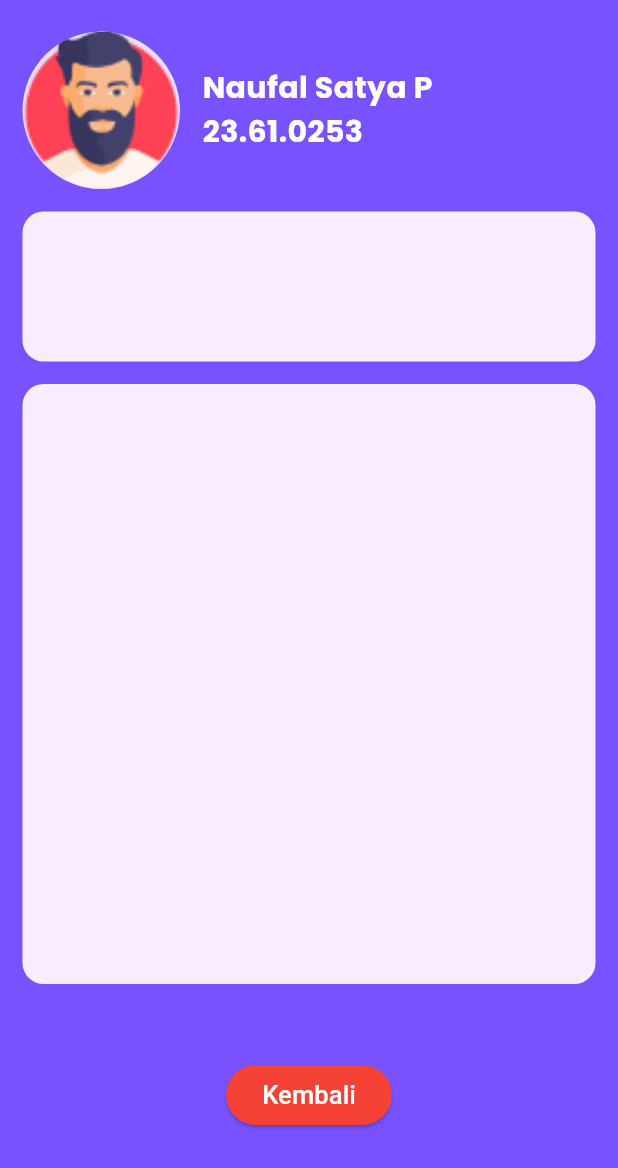
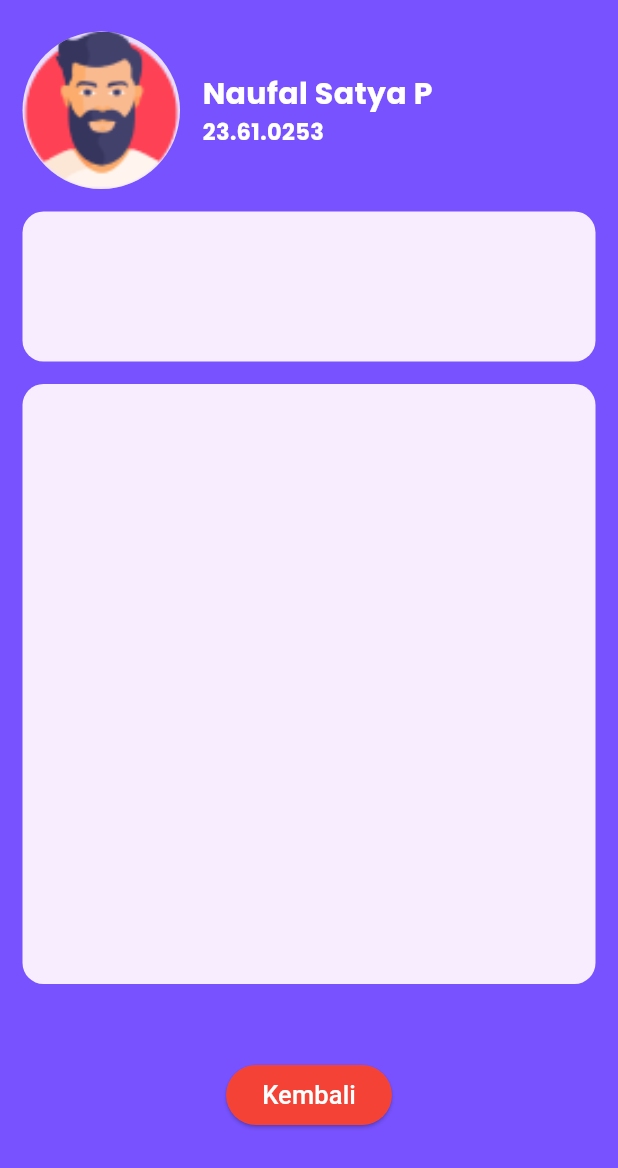
Before and after one commit to NFLSTY/LibraryPlus, a Flutter app: the UserData screen opened directly, on a phone screen of 412 x 824 dp. Shown: the top 1168 px of the screen. Run offline on Flutter 3.47's test engine with Material 3 defaults, Android fonts, the phone set to English and light mode, and no system bars; our stand-ins replace google_fonts.

Commit message:
fix text alignment and size

```diff
--- a/lib/pages/profile_page/userdata.dart
+++ b/lib/pages/profile_page/userdata.dart
@@ -30,12 +30,24 @@ class UserData extends StatelessWidget {
                 ),
                 Padding(
                   padding: const EdgeInsets.only(left: 15),
-                  child: Text(
-                    'Naufal Satya P\n23.61.0253',
-                    style: whiteTextStyle.copyWith(
-                      fontWeight: FontWeight.bold,
-                      fontSize: 20,
-                    ),
+                  child: Column(
+                    crossAxisAlignment: CrossAxisAlignment.start, // Adjust text position
+                    children: [
+                      Text(
+                        'Naufal Satya P',
+                        style: whiteTextStyle.copyWith(
+                          fontWeight: FontWeight.bold,
+                          fontSize: 20,
+                        ),
+                      ),
+                      Text(
+                        '23.61.0253',
+                        style: whiteTextStyle.copyWith(
+                          fontWeight: FontWeight.bold,
+                          fontSize: 15,
+                        )
+                      )
+                    ],
                   ),
                 )
               ],
```
